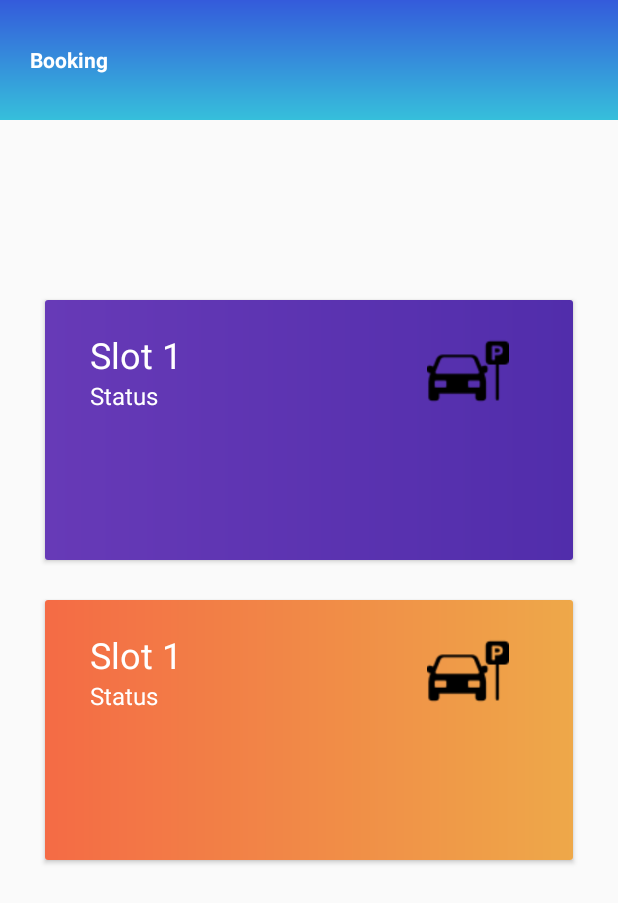
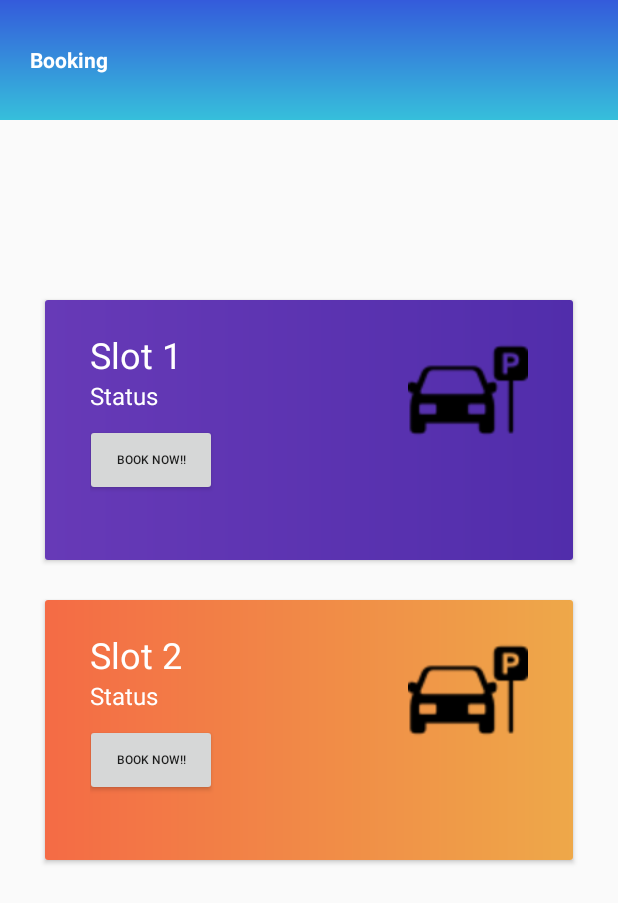
Before and after one commit to shikharprakash008/parkingApp, an Android app: the screen it shows after launch once a user with an empty profile is signed in (MainActivity), on a phone screen of 412 x 824 dp. Shown: the top 903 px of the screen. Run offline under Robolectric (Android 15) with nearby library versions, the phone set to English and light mode, and no system bars; our stand-ins replace Firebase (no records; nobody signed in at launch, a user with empty details on screens opened directly).

Commit message:
Booking Button

```diff
--- a/app/src/main/AndroidManifest.xml
+++ b/app/src/main/AndroidManifest.xml
@@ -12,6 +12,8 @@
         android:roundIcon="@mipmap/ic_launcher_round"
         android:supportsRtl="true"
         android:theme="@style/AppTheme">
+        <activity android:name=".bookingSlot2"></activity>
+        <activity android:name=".bookingSlot1" />
         <activity android:name=".splashActivity">
             <intent-filter>
                 <action android:name="android.intent.action.MAIN" />
--- a/app/src/main/java/com/example/myapplication/MainActivity.java
+++ b/app/src/main/java/com/example/myapplication/MainActivity.java
@@ -1,16 +1,23 @@
 package com.example.myapplication;
 
-import androidx.annotation.NonNull;
 import androidx.appcompat.app.AppCompatActivity;
 
 import android.content.Intent;
 import android.os.Bundle;
 import android.view.View;
-import android.widget.Button;
 
-import com.google.firebase.auth.FirebaseAuth;
 
 public class MainActivity extends AppCompatActivity {
+
+    public void slot_book1(View view){
+
+        startActivity(new Intent(MainActivity.this,bookingSlot1.class ));
+    }
+
+    public void slot_book2(View view){
+
+        startActivity(new Intent(MainActivity.this, bookingSlot2.class));
+    }
 
 
     @Override
--- a/app/src/main/res/layout/activity_main.xml
+++ b/app/src/main/res/layout/activity_main.xml
@@ -47,8 +47,7 @@
                 <LinearLayout
                     android:orientation="vertical"
                     android:layout_width="wrap_content"
-                    android:layout_height="wrap_content"
-                    >
+                    android:layout_height="wrap_content">
 
                     <TextView
                         android:layout_width="match_parent"
@@ -62,6 +61,16 @@
                         android:text="Status"
                         android:textColor="#ffff"
                         android:textSize="16dp" />
+
+                    <Button
+                        android:layout_width="wrap_content"
+                        android:layout_height="wrap_content"
+                        android:layout_marginTop="8dp"
+                        android:layout_marginLeft="-3dp"
+                        android:text="Book Now!!"
+                        android:textAlignment="center"
+                        android:textSize="8sp"
+                        android:onClick="slot_book1"/>
                 </LinearLayout>
                 <RelativeLayout
                     android:layout_width="match_parent"
@@ -102,13 +111,12 @@
                 <LinearLayout
                     android:orientation="vertical"
                     android:layout_width="wrap_content"
-                    android:layout_height="wrap_content"
-                    >
+                    android:layout_height="wrap_content">
 
                     <TextView
                         android:layout_width="match_parent"
                         android:layout_height="match_parent"
-                        android:text="Slot 1"
+                        android:text="Slot 2"
                         android:textColor="#ffff"
                         android:textSize="24dp" />
                     <TextView
@@ -117,6 +125,16 @@
                         android:text="Status"
                         android:textColor="#ffff"
                         android:textSize="16dp" />
+
+                    <Button
+                        android:layout_width="wrap_content"
+                        android:layout_height="wrap_content"
+                        android:layout_marginTop="8dp"
+                        android:layout_marginLeft="-3dp"
+                        android:text="Book Now!!"
+                        android:textAlignment="center"
+                        android:textSize="8sp"
+                        android:onClick="slot_book2"/>
                 </LinearLayout>
                 <RelativeLayout
                     android:layout_width="match_parent"
@@ -126,7 +144,7 @@
                         android:layout_alignParentRight="true"
                         android:layout_width="80dp"
                         android:layout_height="80dp"
-                        android:src="@drawable/car" />
+                        android:src="@drawable/car"/>
                 </RelativeLayout>
 
             </LinearLayout>
```
Also changed, not shown: app/src/main/java/com/example/myapplication/bookingSlot1.java (added, +14 -0 lines), app/src/main/java/com/example/myapplication/bookingSlot2.java (added, +14 -0 lines), app/src/main/res/layout/activity_booking_slot1.xml (added, +9 -0 lines), app/src/main/res/layout/activity_booking_slot2.xml (added, +9 -0 lines).
